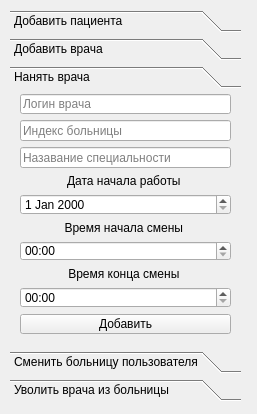
Old version of the form client/gui/ui/reg_window.ui in the repository Banifest/HospitalDB.
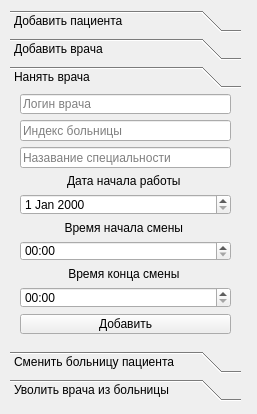
New version of the form. The open tabs and pages were chosen to show the change.

Commit message: доделано окно регистратора

```diff
--- a/client/gui/ui/reg_window.ui
+++ b/client/gui/ui/reg_window.ui
@@ -314,7 +314,7 @@
                     </rect>
                 </property>
                 <attribute name="label">
-                    <string>Сменить больницу пользователя</string>
+                    <string>Сменить больницу пациента</string>
                 </attribute>
                 <widget class="QWidget" name="gridLayoutWidget">
                     <property name="geometry">
```
Left out of the diff: 18 changed lines with no effect on the pictures. The commit also changes 4 other files.
